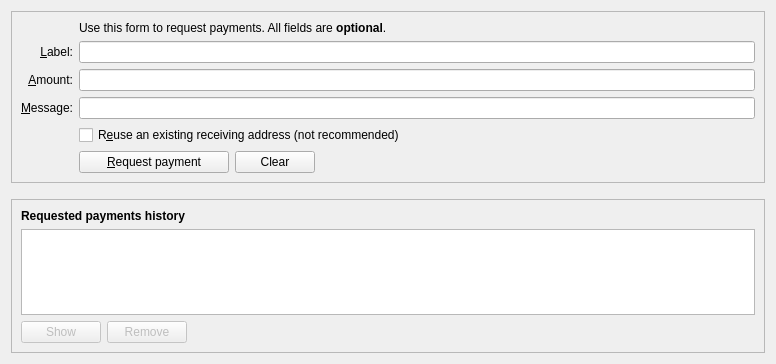
This is src/qt/forms/receivecoinsdialog.ui in upgradeadvice/MUE-Src as Qt 5 draws it before an edit. The edited form follows.
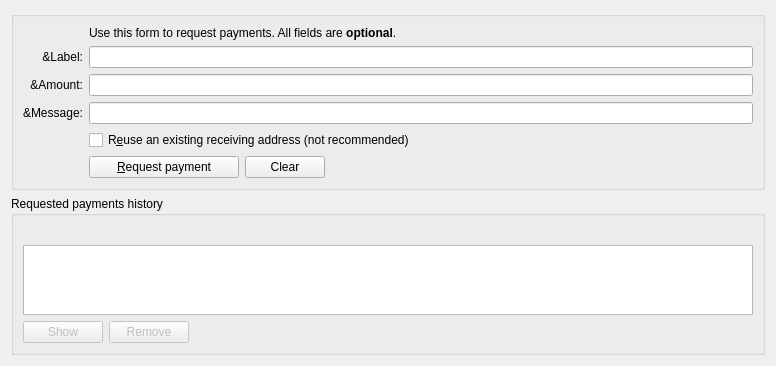
This is the edited form. Icons and pictures are not drawn. Custom widgets are drawn as their Qt base class.

```diff
--- a/src/qt/forms/receivecoinsdialog.ui
+++ b/src/qt/forms/receivecoinsdialog.ui
@@ -10,21 +10,15 @@
     <height>364</height>
    </rect>
   </property>
-  <layout class="QVBoxLayout" name="verticalLayout" stretch="0,0,1">
+  <layout class="QVBoxLayout" name="verticalLayout" stretch="0,0,0">
    <item>
-   <widget class="QFrame" name="frame2">
+    <widget class="QGroupBox" name="groupBox2">
     <property name="sizePolicy">
       <sizepolicy hsizetype="Preferred" vsizetype="Expanding">
         <horstretch>0</horstretch>
         <verstretch>0</verstretch>
       </sizepolicy>
     </property>
-    <property name="frameShape">
-      <enum>QFrame::StyledPanel</enum>
-    </property>
-    <property name="frameShadow">
-      <enum>QFrame::Sunken</enum>
-    </property>
     <layout class="QVBoxLayout" name="verticalLayout_3">
     <item>
     <layout class="QGridLayout" name="gridLayout">
@@ -56,9 +50,6 @@
        <property name="alignment">
         <set>Qt::AlignRight|Qt::AlignTrailing|Qt::AlignVCenter</set>
        </property>
-       <property name="buddy">
-        <cstring>reqMessage</cstring>
-       </property>
       </widget>
      </item>
      <item row="4" column="2">
@@ -93,9 +84,6 @@
        <property name="alignment">
         <set>Qt::AlignRight|Qt::AlignTrailing|Qt::AlignVCenter</set>
        </property>
-       <property name="buddy">
-        <cstring>reqLabel</cstring>
-       </property>
       </widget>
      </item>
      <item row="5" column="0">
@@ -109,9 +97,6 @@
        <property name="alignment">
         <set>Qt::AlignRight|Qt::AlignTrailing|Qt::AlignVCenter</set>
        </property>
-       <property name="buddy">
-        <cstring>reqAmount</cstring>
-       </property>
       </widget>
      </item>
      <item row="5" column="2">
@@ -213,18 +198,15 @@
     </spacer>
    </item>
    <item>
-    <widget class="QFrame" name="frame">
+    <widget class="QGroupBox" name="groupBox">
      <property name="sizePolicy">
       <sizepolicy hsizetype="Preferred" vsizetype="Expanding">
        <horstretch>0</horstretch>
        <verstretch>0</verstretch>
       </sizepolicy>
      </property>
-     <property name="frameShape">
-      <enum>QFrame::StyledPanel</enum>
-     </property>
-     <property name="frameShadow">
-      <enum>QFrame::Raised</enum>
+     <property name="title">
+      <string>Requested payments history</string>
      </property>
      <layout class="QVBoxLayout" name="verticalLayout_2">
       <item>
@@ -236,7 +218,7 @@
          </font>
         </property>
         <property name="text">
-         <string>Requested payments history</string>
+         <string/>
         </property>
        </widget>
       </item>
@@ -257,15 +239,15 @@
        <layout class="QHBoxLayout" name="horizontalLayout_2">
         <item>
          <widget class="QPushButton" name="showRequestButton">
+          <property name="enabled">
+           <bool>false</bool>
+          </property>
           <property name="toolTip">
            <string>Show the selected request (does the same as double clicking an entry)</string>
           </property>
           <property name="text">
            <string>Show</string>
           </property>
-          <property name="enabled">
-           <bool>false</bool>
-          </property>
           <property name="icon">
            <iconset resource="../monetaryunit.qrc">
             <normaloff>:/icons/edit</normaloff>:/icons/edit</iconset>
@@ -274,15 +256,15 @@
         </item>
         <item>
          <widget class="QPushButton" name="removeRequestButton">
+          <property name="enabled">
+           <bool>false</bool>
+          </property>
           <property name="toolTip">
            <string>Remove the selected entries from the list</string>
           </property>
           <property name="text">
            <string>Remove</string>
           </property>
-          <property name="enabled">
-           <bool>false</bool>
-          </property>
           <property name="icon">
            <iconset resource="../monetaryunit.qrc">
             <normaloff>:/icons/remove</normaloff>:/icons/remove</iconset>
```
Lines whose indentation alone changed are shown as unchanged.
